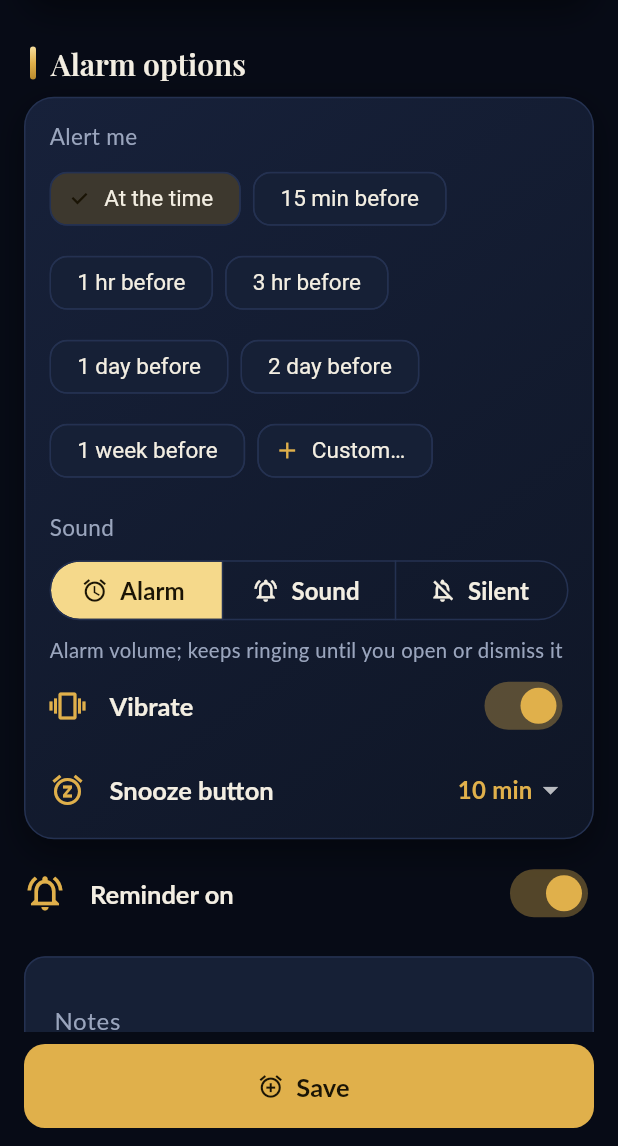
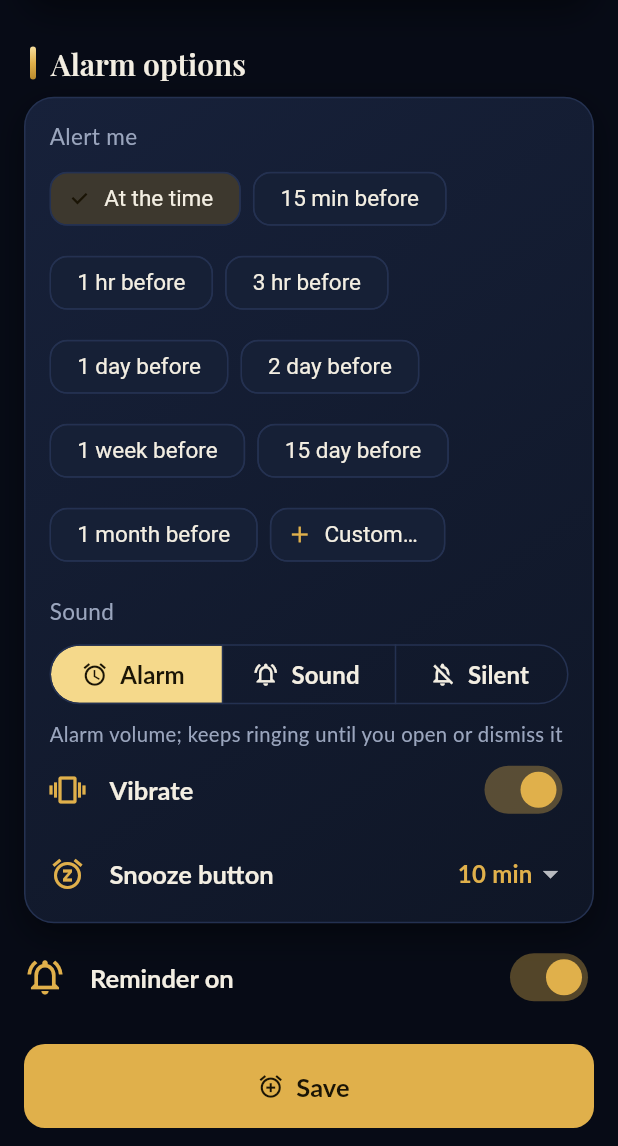
Before and after one commit to niranjanskatti-wq/NiranjanAI, a Flutter app: the ReminderFormScreen screen opened directly, scrolled down 576 dp, on a phone screen of 412 x 824 dp, the part 90-1236 px from its top. Run offline on Flutter 3.47's test engine with Material 3 defaults, Android fonts, the phone set to English and light mode, and no system bars; our stand-ins replace flutter_local_notifications, flutter_secure_storage, google_sign_in, googleapis_auth, image_picker, local_auth and 5 more; missing offline and left inert: excel, google_sign_in_platform_interface, googleapis, pointycastle, workmanager; accounts and stored records are empty; statements that could not run were skipped.

Commit message:
GoldVault: no fixed day limits for alarms and return periods
- Every day count (rent, planned visit and holiday warnings, not-returned,
  default return period) can be typed freely — tap the number — with quick
  picks: 1, 2, 3, 7, 15 days, 1–3 months, 6 months, 1 year; no maximum
- Return-by: quick choices 3/7/15 days, 1/2/3/6 months, or any number of
  days, or any date
- Alerts can be set 15 days / 1 month before, or any number of months,
  weeks, days, hours or minutes before
- New repeat: every N days (any N)
- Alarms scheduled up to 400 days ahead so long lead times work
- Tests for every-N-days repeats and month-ahead alerts

Co-Authored-By: Claude Opus 5.5 <noreply@anthropic.com>
Claude-Session: https://claude.ai/code/session_01E329C1w7QoSuF3jJUUJg1Z

```diff
--- a/goldvault/lib/core/strings_en.dart
+++ b/goldvault/lib/core/strings_en.dart
@@ -596,4 +596,14 @@ const Map<String, String> en = {
   'alert.nAlerts': '{n} alerts',
   'notif.snooze': 'Snooze {n} min',
   'notif.done': 'Done',
+
+  // any number of days
+  'dur.months': '{n} month(s)',
+  'dur.years': '{n} year(s)',
+  'alert.months': '{n} month',
+  'alert.unit.month': 'months before',
+  'rem.repeat.everyN': 'Every {n}',
+  'rem.repeat.everyNPick': 'Every … days (choose)',
+  'ret.after': 'Return after',
+  'ret.otherDays': 'Other…',
 };
--- a/goldvault/lib/core/strings_kn.dart
+++ b/goldvault/lib/core/strings_kn.dart
@@ -593,4 +593,14 @@ const Map<String, String> kn = {
   'alert.nAlerts': '{n} ಎಚ್ಚರಿಕೆಗಳು',
   'notif.snooze': '{n} ನಿಮಿಷ ಸ್ನೂಜ್',
   'notif.done': 'ಆಯ್ತು',
+
+  // any number of days
+  'dur.months': '{n} ತಿಂಗಳು',
+  'dur.years': '{n} ವರ್ಷ',
+  'alert.months': '{n} ತಿಂಗಳು',
+  'alert.unit.month': 'ತಿಂಗಳು ಮುಂಚೆ',
+  'rem.repeat.everyN': 'ಪ್ರತಿ {n}',
+  'rem.repeat.everyNPick': 'ಪ್ರತಿ … ದಿನಕ್ಕೊಮ್ಮೆ (ಆಯ್ಕೆಮಾಡಿ)',
+  'ret.after': 'ಎಷ್ಟು ದಿನದ ನಂತರ ಹಿಂದಿರುಗಿಸಬೇಕು',
+  'ret.otherDays': 'ಬೇರೆ…',
 };
--- a/goldvault/lib/data/models.dart
+++ b/goldvault/lib/data/models.dart
@@ -530,7 +530,7 @@ class Reminder {
   static const sounds = ['alarm', 'notify', 'silent'];
 
   /// Preset "alert me" choices in minutes before the due time.
-  static const alertPresets = [0, 15, 60, 180, 1440, 2880, 10080];
+  static const alertPresets = [0, 15, 60, 180, 1440, 2880, 10080, 21600, 43200];
   static const snoozeChoices = [0, 5, 10, 15, 30, 60];
 
   String get soundMode => sound ?? (alarm ? 'alarm' : 'notify');
@@ -546,6 +546,9 @@ class Reminder {
   /// in a locker (or it is marked done).
   bool get untilBack => repeat == 'until_back';
 
+  /// Custom repeat "every N days" is stored as `days:N` (any N).
+  int? get everyDays => repeat.startsWith('days:') ? int.tryParse(repeat.substring(5)) : null;
+
   /// When this reminder fires, using [defaultTime] if it has none.
   DateTime at(String defaultTime) {
     final d = DateTime.parse(dueDate);
@@ -559,6 +562,7 @@ class Reminder {
         'weekly' => DateTime(d.year, d.month, d.day + 7, d.hour, d.minute),
         'monthly' => DateTime(d.year, d.month + 1, d.day, d.hour, d.minute),
         'yearly' => DateTime(d.year + 1, d.month, d.day, d.hour, d.minute),
+        _ when everyDays != null => DateTime(d.year, d.month, d.day + everyDays!, d.hour, d.minute),
         _ => null,
       };
 
--- a/goldvault/lib/services/alarm_scheduler.dart
+++ b/goldvault/lib/services/alarm_scheduler.dart
@@ -13,12 +13,14 @@ class AlarmScheduler {
   AlarmScheduler._();
 
   static const _maxScheduled = 60;
-  static const _horizonDays = 60;
+  // Far enough for alerts set months ahead; only the nearest are scheduled.
+  static const _horizonDays = 400;
 
   static int idFor(String key) => 100000 + (key.hashCode & 0x3FFFFFF);
 
   /// "1 day", "3 hrs", "15 min" – how long before the due time.
   static String beforeText(S s, int minutes) {
+    if (minutes % 43200 == 0) return s.t('alert.months', {'n': minutes ~/ 43200});
     if (minutes % 10080 == 0) return s.t('alert.weeks', {'n': minutes ~/ 10080});
     if (minutes % 1440 == 0) return s.t('alert.days', {'n': minutes ~/ 1440});
     if (minutes % 60 == 0) return s.t('alert.hours', {'n': minutes ~/ 60});
--- a/goldvault/lib/services/reminder_engine.dart
+++ b/goldvault/lib/services/reminder_engine.dart
@@ -135,9 +135,9 @@ class ReminderEngine {
       var at = r.at(t);
       // Overdue "until put back" alarms keep ringing daily: skip past days,
       // but keep today's (or the latest missed) one so it shows as overdue.
-      if (r.untilBack || r.repeat == 'daily') {
-        while (at.add(const Duration(days: 1)).isBefore(n)) {
-          at = DateTime(at.year, at.month, at.day + 1, at.hour, at.minute);
+      if (r.untilBack || r.repeat == 'daily' || r.everyDays != null) {
+        for (var next = r.nextAfter(at); next != null && next.isBefore(n); next = r.nextAfter(at)) {
+          at = next;
         }
       }
       for (var k = 0; k < 12 && !Fmt.dateOnly(at).isAfter(horizon); k++) {
--- a/goldvault/lib/ui/screens/item_detail_screen.dart
+++ b/goldvault/lib/ui/screens/item_detail_screen.dart
@@ -208,7 +208,7 @@ class ItemDetailScreen extends StatelessWidget {
             title: Text(r.title, style: TextStyle(color: r.enabled ? GV.text : GV.muted)),
             subtitle: Text([
               Fmt.dateTime(r.at(d.alertTime)),
-              if (r.repeat != 'none') context.t('rem.repeat.${r.repeat}'),
+              if (r.repeat != 'none') repeatLabel(context, r.repeat),
               if (r.alerts.length > 1 || r.alerts.first != 0) context.t('alert.nAlerts', {'n': r.alerts.length}),
             ].join(' · ')),
             onTap: () => Navigator.push(context, MaterialPageRoute(builder: (_) => ReminderFormScreen(existing: r))),
--- a/goldvault/lib/ui/screens/reminder_form_screen.dart
+++ b/goldvault/lib/ui/screens/reminder_form_screen.dart
@@ -35,6 +35,7 @@ class _ReminderFormScreenState extends State<ReminderFormScreen> {
   late String _date;
   String? _time;
   String _repeat = 'none';
+  int _repeatKey = 0;
   AlarmOptions _opts = AlarmOptions();
   bool _enabled = true;
   List<Item> _items = [];
@@ -200,10 +201,26 @@ class _ReminderFormScreenState extends State<ReminderFormScreen> {
         ],
         gap,
         Pick<String>(
+          key: ValueKey('repeat$_repeatKey'),
           label: context.t('rem.repeat'),
           value: _repeat,
-          items: [for (final r in Reminder.repeats) (r, context.t('rem.repeat.$r'))],
-          onChanged: (v) => setState(() => _repeat = v ?? 'none'),
+          items: [
+            for (final r in Reminder.repeats) (r, context.t('rem.repeat.$r')),
+            if (_repeat.startsWith('days:')) (_repeat, repeatLabel(context, _repeat)),
+            ('__every', context.t('rem.repeat.everyNPick')),
+          ],
+          onChanged: (v) async {
+            if (v == '__every') {
+              final cur = _repeat.startsWith('days:') ? int.tryParse(_repeat.substring(5)) ?? 15 : 15;
+              final n = await askDays(context, title: context.t('rem.repeat.everyNPick'), initial: cur, min: 1);
+              setState(() {
+                if (n != null) _repeat = 'days:$n';
+                _repeatKey++; // redraw the dropdown if cancelled
+              });
+              return;
+            }
+            setState(() => _repeat = v ?? 'none');
+          },
         ),
         if (_kind == 'keep' || _kind == 'take') ...[
           SectionTitle(context.t('rem.items')),
--- a/goldvault/lib/ui/screens/reminders_screen.dart
+++ b/goldvault/lib/ui/screens/reminders_screen.dart
@@ -7,6 +7,7 @@ import '../../core/theme.dart';
 import '../../data/models.dart';
 import '../../services/reminder_engine.dart';
 import '../widgets/common.dart';
+import '../widgets/fields.dart';
 import '../widgets/tiles.dart';
 import 'alert_settings_screen.dart';
 import 'reminder_form_screen.dart';
@@ -98,7 +99,7 @@ class _ReminderTile extends StatelessWidget {
       title: Text(r.title, style: TextStyle(color: r.enabled ? GV.text : GV.muted)),
       subtitle: Text([
         '${context.t('rem.kind.${r.kind}')} · ${Fmt.dateTime(at)}',
-        if (r.repeat != 'none') context.t('rem.repeat.${r.repeat}'),
+        if (r.repeat != 'none') repeatLabel(context, r.repeat),
         if (overdue) context.t('rem.overdue'),
       ].join(' · ')),
       onTap: () => Navigator.push(context, MaterialPageRoute(builder: (_) => ReminderFormScreen(existing: r))),
--- a/goldvault/lib/ui/widgets/alarm_options.dart
+++ b/goldvault/lib/ui/widgets/alarm_options.dart
@@ -153,6 +153,7 @@ class AlarmOptionsEditor extends StatelessWidget {
                   DropdownMenuItem(value: 60, child: Text(context.t('alert.unit.hour'))),
                   DropdownMenuItem(value: 1440, child: Text(context.t('alert.unit.day'))),
                   DropdownMenuItem(value: 10080, child: Text(context.t('alert.unit.week'))),
+                  DropdownMenuItem(value: 43200, child: Text(context.t('alert.unit.month'))),
                 ],
                 onChanged: (v) => set(() => unit = v ?? 1440),
               ),
```
Also changed, not shown: goldvault/lib/ui/screens/alert_settings_screen.dart (+21 -7 lines), goldvault/lib/ui/widgets/fields.dart (+54 -0 lines), goldvault/lib/ui/widgets/return_by.dart (+30 -0 lines), 1 other file.
